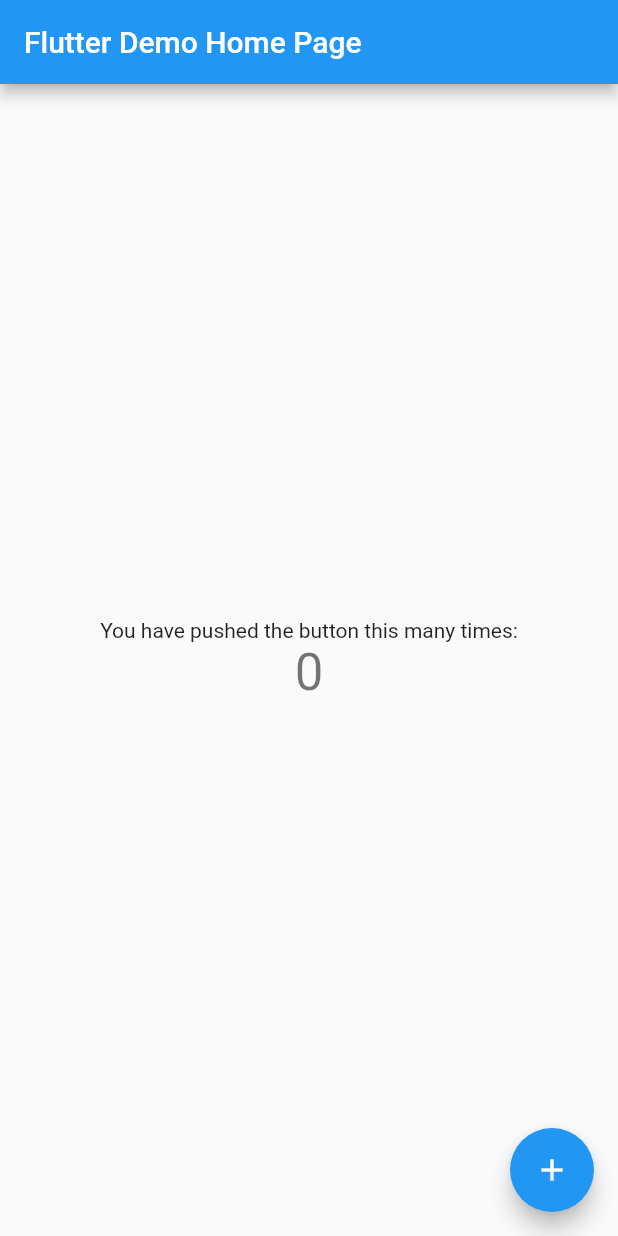
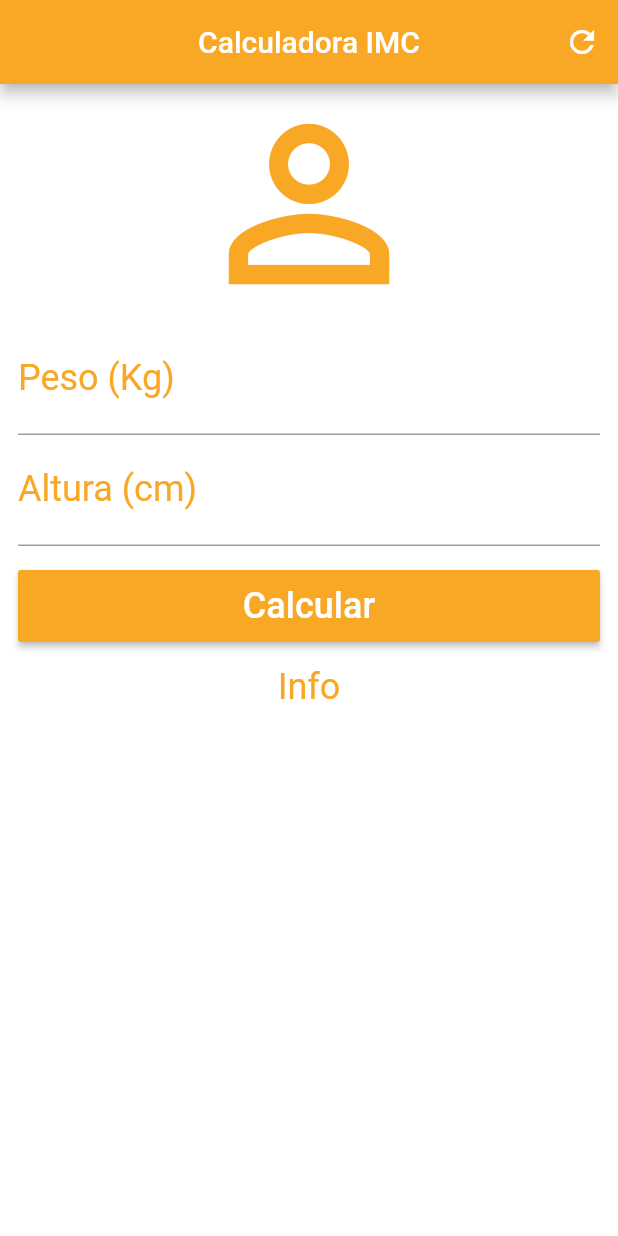
Before and after one commit to MayronSouza/calculo_imc_2, a Flutter app: the screen it shows after launch, on a phone screen of 412 x 824 dp. Run offline on Flutter 3.47's test engine with Material 2 defaults, Android fonts, the phone set to English and light mode, and no system bars.

Commit message:
Construindo layout do App com: Icon, TextField, RaisedButton etc

```diff
--- a/lib/main.dart
+++ b/lib/main.dart
@@ -1,117 +1,109 @@
 import 'package:flutter/material.dart';
 
 void main() {
-  runApp(MyApp());
+  runApp(
+    MaterialApp(
+      home: Home(),
+      debugShowCheckedModeBanner: false,
+    ),
+  );
 }
 
-class MyApp extends StatelessWidget {
-  // This widget is the root of your application.
+class Home extends StatefulWidget {
+  @override
+  _HomeState createState() => _HomeState();
+}
+
+class _HomeState extends State<Home> {
   @override
   Widget build(BuildContext context) {
-    return MaterialApp(
-      title: 'Flutter Demo',
-      theme: ThemeData(
-        // This is the theme of your application.
-        //
-        // Try running your application with "flutter run". You'll see the
-        // application has a blue toolbar. Then, without quitting the app, try
-        // changing the primarySwatch below to Colors.green and then invoke
-        // "hot reload" (press "r" in the console where you ran "flutter run",
-        // or simply save your changes to "hot reload" in a Flutter IDE).
-        // Notice that the counter didn't reset back to zero; the application
-        // is not restarted.
-        primarySwatch: Colors.blue,
-        // This makes the visual density adapt to the platform that you run
-        // the app on. For desktop platforms, the controls will be smaller and
-        // closer together (more dense) than on mobile platforms.
-        visualDensity: VisualDensity.adaptivePlatformDensity,
-      ),
-      home: MyHomePage(title: 'Flutter Demo Home Page'),
-    );
-  }
-}
-
-class MyHomePage extends StatefulWidget {
-  MyHomePage({Key key, this.title}) : super(key: key);
-
-  // This widget is the home page of your application. It is stateful, meaning
-  // that it has a State object (defined below) that contains fields that affect
-  // how it looks.
-
-  // This class is the configuration for the state. It holds the values (in this
-  // case the title) provided by the parent (in this case the App widget) and
-  // used by the build method of the State. Fields in a Widget subclass are
-  // always marked "final".
-
-  final String title;
-
-  @override
-  _MyHomePageState createState() => _MyHomePageState();
-}
-
-class _MyHomePageState extends State<MyHomePage> {
-  int _counter = 0;
-
-  void _incrementCounter() {
-    setState(() {
-      // This call to setState tells the Flutter framework that something has
-      // changed in this State, which causes it to rerun the build method below
-      // so that the display can reflect the updated values. If we changed
-      // _counter without calling setState(), then the build method would not be
-      // called again, and so nothing would appear to happen.
-      _counter++;
-    });
-  }
-
-  @override
-  Widget build(BuildContext context) {
-    // This method is rerun every time setState is called, for instance as done
-    // by the _incrementCounter method above.
-    //
-    // The Flutter framework has been optimized to make rerunning build methods
-    // fast, so that you can just rebuild anything that needs updating rather
-    // than having to individually change instances of widgets.
     return Scaffold(
       appBar: AppBar(
-        // Here we take the value from the MyHomePage object that was created by
-        // the App.build method, and use it to set our appbar title.
-        title: Text(widget.title),
+        title: Text('Calculadora IMC'),
+        centerTitle: true,
+        backgroundColor: Colors.yellow[800],
+        actions: <Widget>[
+          IconButton(
+            icon: Icon(Icons.refresh),
+            onPressed: () {
+              print('Hello people!!!');
+            },
+          ),
+        ],
       ),
-      body: Center(
-        // Center is a layout widget. It takes a single child and positions it
-        // in the middle of the parent.
+      backgroundColor: Colors.white,
+      body: SingleChildScrollView(
+        padding: EdgeInsets.only(
+          left: 12.0,
+          right: 12.0,
+        ),
         child: Column(
-          // Column is also a layout widget. It takes a list of children and
-          // arranges them vertically. By default, it sizes itself to fit its
-          // children horizontally, and tries to be as tall as its parent.
-          //
-          // Invoke "debug painting" (press "p" in the console, choose the
-          // "Toggle Debug Paint" action from the Flutter Inspector in Android
-          // Studio, or the "Toggle Debug Paint" command in Visual Studio Code)
-          // to see the wireframe for each widget.
-          //
-          // Column has various properties to control how it sizes itself and
-          // how it positions its children. Here we use mainAxisAlignment to
-          // center the children vertically; the main axis here is the vertical
-          // axis because Columns are vertical (the cross axis would be
-          // horizontal).
-          mainAxisAlignment: MainAxisAlignment.center,
+          crossAxisAlignment: CrossAxisAlignment.stretch,
           children: <Widget>[
-            Text(
-              'You have pushed the button this many times:',
+            Icon(
+              Icons.person_outline,
+              size: 160.0,
+              color: Colors.yellow[800],
+            ),
+            TextField(
+              keyboardType: TextInputType.number,
+              decoration: InputDecoration(
+                labelText: 'Peso (Kg)',
+                labelStyle: TextStyle(
+                  color: Colors.yellow[800],
+                ),
+              ),
+              textAlign: TextAlign.center,
+              style: TextStyle(
+                color: Colors.yellow[800],
+                fontSize: 24.0,
+              ),
+            ),
+            TextField(
+              keyboardType: TextInputType.number,
+              decoration: InputDecoration(
+                labelText: 'Altura (cm)',
+                labelStyle: TextStyle(
+                  color: Colors.yellow[800],
+                ),
+              ),
+              textAlign: TextAlign.center,
+              style: TextStyle(
+                color: Colors.yellow[800],
+                fontSize: 24.0,
+              ),
+            ),
+            Padding(
+              padding: EdgeInsets.only(
+                top: 16.0,
+                bottom: 16.0,
+              ),
+              child: Container(
+                height: 48.0,
+                child: RaisedButton(
+                  onPressed: () {},
+                  child: Text(
+                    'Calcular',
+                    style: TextStyle(
+                      color: Colors.white,
+                      fontSize: 24.0,
+                    ),
+                  ),
+                  color: Colors.yellow[800],
+                ),
+              ),
             ),
             Text(
-              '$_counter',
-              style: Theme.of(context).textTheme.headline4,
+              'Info',
+              style: TextStyle(
+                color: Colors.yellow[800],
+                fontSize: 24.0,
+              ),
+              textAlign: TextAlign.center,
             ),
           ],
         ),
       ),
-      floatingActionButton: FloatingActionButton(
-        onPressed: _incrementCounter,
-        tooltip: 'Increment',
-        child: Icon(Icons.add),
-      ), // This trailing comma makes auto-formatting nicer for build methods.
     );
   }
 }
```
Also changed, not shown: 1 other file.
